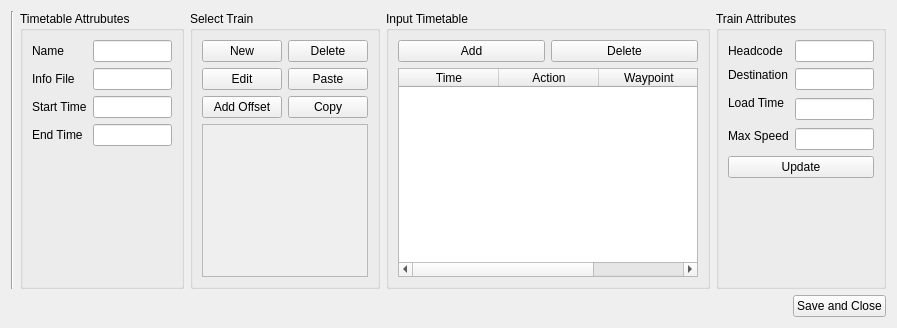
Above: SignallingSimulator/timetableEditor.ui from Apeami/SignallingSimulator before the change. Below: the same form after it.
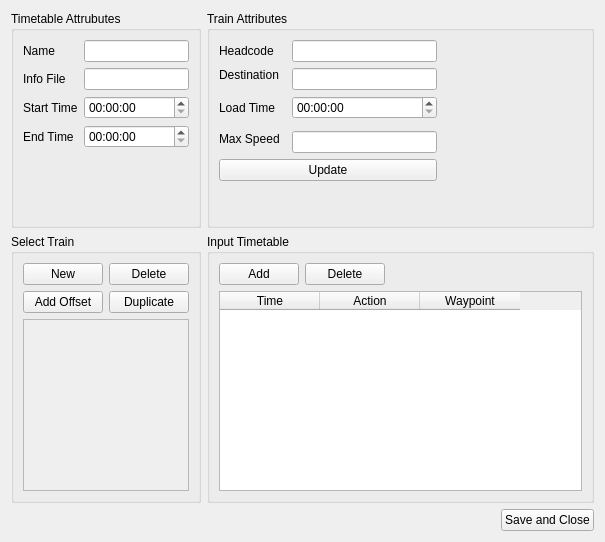
That is the form after the change.

Commit message: Headcode change, duplicate, start on offsettime

The edit to the form file:
```diff
--- a/SignallingSimulator/timetableEditor.ui
+++ b/SignallingSimulator/timetableEditor.ui
@@ -6,32 +6,20 @@
    <rect>
     <x>0</x>
     <y>0</y>
-    <width>897</width>
-    <height>328</height>
+    <width>605</width>
+    <height>542</height>
    </rect>
   </property>
   <property name="windowTitle">
    <string>Form</string>
   </property>
-  <layout class="QVBoxLayout" name="verticalLayout_3">
-   <item>
-    <layout class="QHBoxLayout" name="horizontalLayout_3">
-     <item>
-      <widget class="Line" name="line">
-       <property name="orientation">
-        <enum>Qt::Vertical</enum>
-       </property>
-      </widget>
-     </item>
-     <item>
+  <layout class="QGridLayout" name="gridLayout">
+   <item row="0" column="0">
       <widget class="QGroupBox" name="groupBox_3">
        <property name="title">
         <string>Timetable Attrubutes</string>
        </property>
        <layout class="QGridLayout" name="gridLayout_2">
-        <item row="2" column="2">
-         <widget class="QLineEdit" name="startTimeText"/>
-        </item>
         <item row="0" column="2">
          <widget class="QLineEdit" name="mapNameText"/>
         </item>
@@ -45,9 +33,6 @@
         <item row="1" column="2">
          <widget class="QLineEdit" name="infoFileText"/>
         </item>
-        <item row="3" column="2">
-         <widget class="QLineEdit" name="endTimeText"/>
-        </item>
         <item row="3" column="0">
          <widget class="QLabel" name="label_4">
           <property name="text">
@@ -82,17 +67,55 @@
           </property>
          </spacer>
         </item>
+      <item row="2" column="2">
+       <widget class="QTimeEdit" name="startTimeText">
+        <property name="displayFormat">
+         <string>HH:mm:ss</string>
+        </property>
+       </widget>
+      </item>
+      <item row="3" column="2">
+       <widget class="QTimeEdit" name="endTimeText">
+        <property name="displayFormat">
+         <string>HH:mm:ss</string>
+        </property>
+       </widget>
+      </item>
        </layout>
       </widget>
      </item>
+   <item row="3" column="1">
+    <layout class="QHBoxLayout" name="horizontalLayout_4">
      <item>
+      <spacer name="horizontalSpacer">
+       <property name="orientation">
+        <enum>Qt::Horizontal</enum>
+       </property>
+       <property name="sizeHint" stdset="0">
+        <size>
+         <width>453</width>
+         <height>17</height>
+        </size>
+       </property>
+      </spacer>
+     </item>
+     <item>
+      <widget class="QPushButton" name="SaveCloseButton">
+       <property name="text">
+        <string>Save and Close</string>
+       </property>
+      </widget>
+     </item>
+    </layout>
+   </item>
+   <item row="1" column="0">
       <widget class="QGroupBox" name="groupBox">
        <property name="title">
         <string>Select Train</string>
        </property>
        <layout class="QVBoxLayout" name="verticalLayout_2">
         <item>
-         <layout class="QGridLayout" name="gridLayout">
+       <layout class="QGridLayout" name="gridLayout_3">
           <item row="0" column="0">
            <widget class="QPushButton" name="NewTrainButton">
             <property name="text">
@@ -107,13 +130,6 @@
             </property>
            </widget>
           </item>
-          <item row="1" column="2">
-           <widget class="QPushButton" name="PasteTrainButton">
-            <property name="text">
-             <string>Paste</string>
-            </property>
-           </widget>
-          </item>
           <item row="2" column="0">
            <widget class="QPushButton" name="AddOffsetButton">
             <property name="text">
@@ -124,14 +140,7 @@
           <item row="2" column="2">
            <widget class="QPushButton" name="CopyTrainButton">
             <property name="text">
-             <string>Copy</string>
-            </property>
-           </widget>
-          </item>
-          <item row="1" column="0">
-           <widget class="QPushButton" name="EditTrainButton">
-            <property name="text">
-             <string>Edit</string>
+           <string>Duplicate</string>
             </property>
            </widget>
           </item>
@@ -154,7 +163,7 @@
              <x>0</x>
              <y>0</y>
              <width>177</width>
-             <height>130</height>
+           <height>164</height>
             </rect>
            </property>
            <layout class="QVBoxLayout" name="ScrollAreaLayout"/>
@@ -164,7 +173,93 @@
        </layout>
       </widget>
      </item>
-     <item>
+   <item row="0" column="1">
+    <widget class="QGroupBox" name="groupBox_4">
+     <property name="title">
+      <string>Train Attributes</string>
+     </property>
+     <layout class="QGridLayout" name="gridLayout_4">
+      <item row="6" column="0" colspan="3">
+       <widget class="QPushButton" name="trainAttributeUpdateButton">
+        <property name="text">
+         <string>Update</string>
+        </property>
+       </widget>
+      </item>
+      <item row="0" column="2">
+       <widget class="QLineEdit" name="headcodeText"/>
+      </item>
+      <item row="5" column="2">
+       <widget class="QLineEdit" name="maxSpeedText"/>
+      </item>
+      <item row="4" column="0" rowspan="2">
+       <widget class="QLabel" name="label_6">
+        <property name="text">
+         <string>Max Speed</string>
+        </property>
+       </widget>
+      </item>
+      <item row="3" column="0">
+       <widget class="QLabel" name="label_8">
+        <property name="text">
+         <string>Load Time</string>
+        </property>
+       </widget>
+      </item>
+      <item row="1" column="2" rowspan="2">
+       <widget class="QLineEdit" name="destinationText"/>
+      </item>
+      <item row="0" column="0">
+       <widget class="QLabel" name="label_5">
+        <property name="text">
+         <string>Headcode</string>
+        </property>
+       </widget>
+      </item>
+      <item row="1" column="0">
+       <widget class="QLabel" name="label_7">
+        <property name="text">
+         <string>Destination</string>
+        </property>
+       </widget>
+      </item>
+      <item row="3" column="2">
+       <widget class="QTimeEdit" name="loadTimeText">
+        <property name="displayFormat">
+         <string>HH:mm:ss</string>
+        </property>
+       </widget>
+      </item>
+      <item row="7" column="0">
+       <spacer name="verticalSpacer_2">
+        <property name="orientation">
+         <enum>Qt::Vertical</enum>
+        </property>
+        <property name="sizeHint" stdset="0">
+         <size>
+          <width>20</width>
+          <height>40</height>
+         </size>
+        </property>
+       </spacer>
+      </item>
+      <item row="0" column="3">
+       <spacer name="horizontalSpacer_3">
+        <property name="orientation">
+         <enum>Qt::Horizontal</enum>
+        </property>
+        <property name="sizeHint" stdset="0">
+         <size>
+          <width>40</width>
+          <height>20</height>
+         </size>
+        </property>
+       </spacer>
+      </item>
+     </layout>
+    </widget>
+   </item>
+   <item row="1" column="1">
       <widget class="QGroupBox" name="groupBox_2">
        <property name="title">
         <string>Input Timetable</string>
@@ -186,13 +281,26 @@
             </property>
            </widget>
           </item>
+        <item>
+         <spacer name="horizontalSpacer_2">
+          <property name="orientation">
+           <enum>Qt::Horizontal</enum>
+          </property>
+          <property name="sizeHint" stdset="0">
+           <size>
+            <width>40</width>
+            <height>20</height>
+           </size>
+          </property>
+         </spacer>
+        </item>
          </layout>
         </item>
         <item>
          <widget class="QTableWidget" name="ActionTable">
           <property name="minimumSize">
            <size>
-            <width>300</width>
+          <width>350</width>
             <height>200</height>
            </size>
           </property>
@@ -215,101 +323,6 @@
         </item>
        </layout>
       </widget>
-     </item>
-     <item>
-      <widget class="QGroupBox" name="groupBox_4">
-       <property name="title">
-        <string>Train Attributes</string>
-       </property>
-       <layout class="QGridLayout" name="gridLayout_3">
-        <item row="3" column="1" rowspan="3">
-         <widget class="QLineEdit" name="loatTimeText"/>
-        </item>
-        <item row="0" column="0">
-         <widget class="QLabel" name="label_5">
-          <property name="text">
-           <string>Headcode</string>
-          </property>
-         </widget>
-        </item>
-        <item row="1" column="0">
-         <widget class="QLabel" name="label_7">
-          <property name="text">
-           <string>Destination</string>
-          </property>
-         </widget>
-        </item>
-        <item row="3" column="0">
-         <widget class="QLabel" name="label_8">
-          <property name="text">
-           <string>Load Time</string>
-          </property>
-         </widget>
-        </item>
-        <item row="1" column="1" rowspan="2">
-         <widget class="QLineEdit" name="destinationText"/>
-        </item>
-        <item row="6" column="1">
-         <widget class="QLineEdit" name="maxSpeedText"/>
-        </item>
-        <item row="5" column="0" rowspan="2">
-         <widget class="QLabel" name="label_6">
-          <property name="text">
-           <string>Max Speed</string>
-          </property>
-         </widget>
-        </item>
-        <item row="0" column="1">
-         <widget class="QLineEdit" name="headcodeText"/>
-        </item>
-        <item row="8" column="0">
-         <spacer name="verticalSpacer_2">
-          <property name="orientation">
-           <enum>Qt::Vertical</enum>
-          </property>
-          <property name="sizeHint" stdset="0">
-           <size>
-            <width>20</width>
-            <height>40</height>
-           </size>
-          </property>
-         </spacer>
-        </item>
-        <item row="7" column="0" colspan="2">
-         <widget class="QPushButton" name="trainAttributeUpdateButton">
-          <property name="text">
-           <string>Update</string>
-          </property>
-         </widget>
-        </item>
-       </layout>
-      </widget>
-     </item>
-    </layout>
-   </item>
-   <item>
-    <layout class="QHBoxLayout" name="horizontalLayout_4">
-     <item>
-      <spacer name="horizontalSpacer">
-       <property name="orientation">
-        <enum>Qt::Horizontal</enum>
-       </property>
-       <property name="sizeHint" stdset="0">
-        <size>
-         <width>453</width>
-         <height>17</height>
-        </size>
-       </property>
-      </spacer>
-     </item>
-     <item>
-      <widget class="QPushButton" name="SaveCloseButton">
-       <property name="text">
-        <string>Save and Close</string>
-       </property>
-      </widget>
-     </item>
-    </layout>
    </item>
   </layout>
  </widget>
```
Lines whose indentation alone changed are shown as unchanged. The commit also changes 2 other files.
